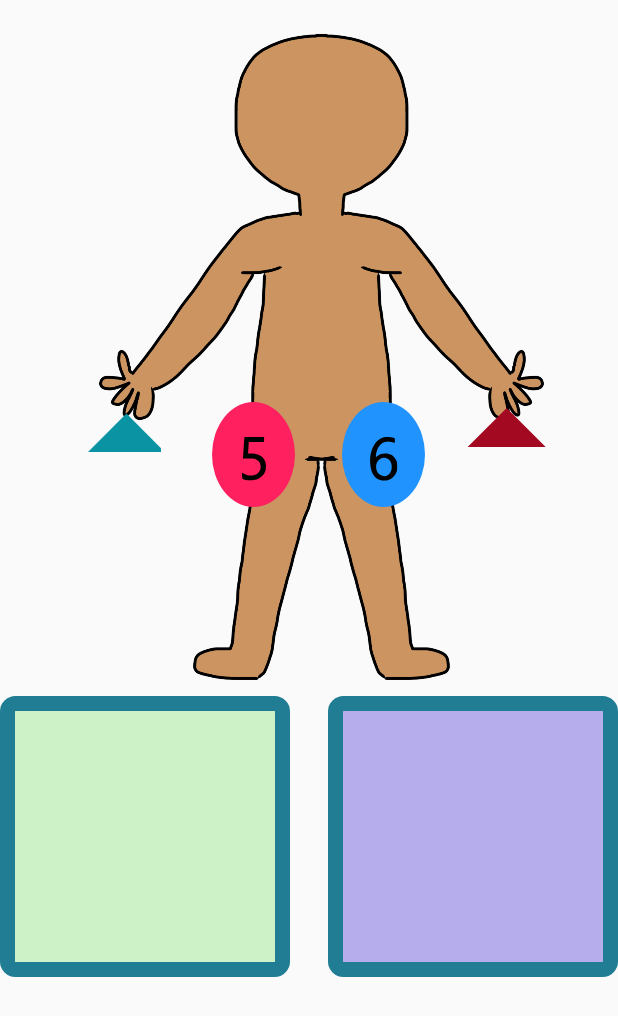
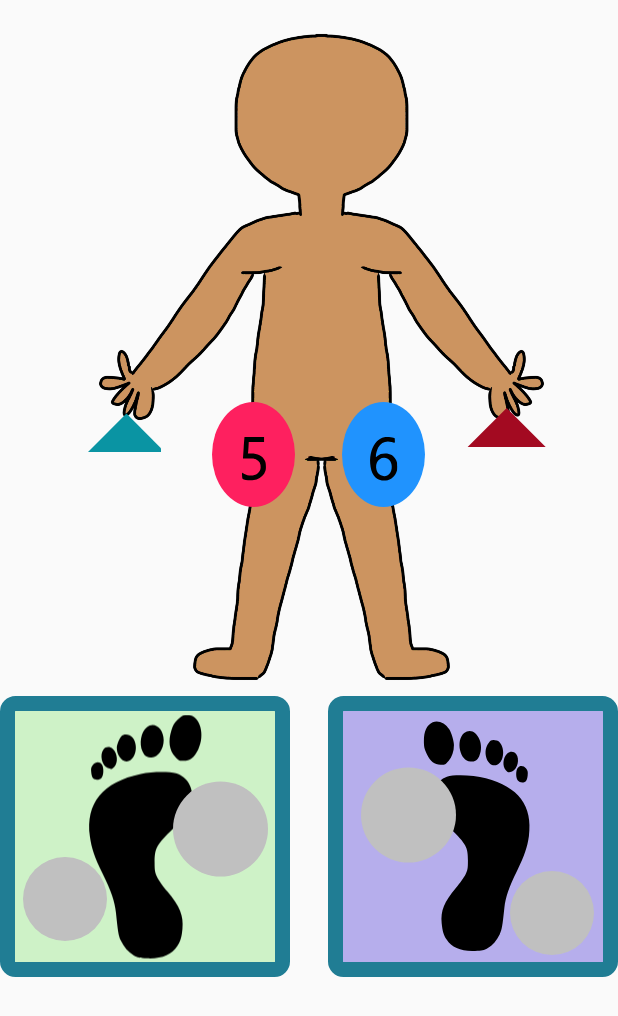
Before and after one commit to Toon-Van-Engeland/care-athon, an Android app: the screen it shows after launch (MainActivity), on a phone screen of 412 x 824 dp. Shown: the top 1016 px of the screen. Run offline under Robolectric (Android 15) with nearby library versions, the phone set to English and light mode, and no system bars; our stand-ins replace Firebase (no records; nobody signed in at launch, a user with empty details on screens opened directly); 2 statements that could not run were skipped.

Commit message:
added feets

```diff
--- /dev/null
+++ b/GKarate/app/src/main/res/drawable/circle.xml
@@ -0,0 +1,10 @@
+<?xml version="1.0" encoding="utf-8"?>
+<shape
+    xmlns:android="http://schemas.android.com/apk/res/android"
+    android:shape="oval">
+    <solid
+        android:color="#C0C0C0" />
+    <size
+        android:width="120dp"
+        android:height="120dp"/>
+</shape>
--- a/GKarate/app/src/main/res/layout/activity_main.xml
+++ b/GKarate/app/src/main/res/layout/activity_main.xml
@@ -156,5 +156,62 @@
         app:layout_constraintEnd_toEndOf="@+id/human_main"
         app:layout_constraintTop_toTopOf="parent"
         app:srcCompat="@drawable/triangle_right" />
+
+    <ImageView
+        android:id="@+id/feet_right"
+        android:layout_width="154dp"
+        android:layout_height="190dp"
+        app:layout_constraintBottom_toBottomOf="@+id/rightbox"
+        app:layout_constraintEnd_toEndOf="parent"
+        app:layout_constraintHorizontal_bias="0.564"
+        app:layout_constraintStart_toStartOf="@+id/rightbox"
+        app:layout_constraintTop_toTopOf="@+id/rightbox"
+        app:srcCompat="@drawable/ic_right_footprint" />
+
+    <ImageView
+        android:id="@+id/feet_right_index"
+        android:layout_width="56dp"
+        android:layout_height="81dp"
+        android:layout_marginTop="104dp"
+        android:layout_marginEnd="16dp"
+        app:layout_constraintEnd_toEndOf="@+id/rightbox"
+        app:layout_constraintTop_toTopOf="@+id/rightbox"
+        app:srcCompat="@drawable/circle" />
+
+    <ImageView
+        android:id="@+id/feet_left"
+        android:layout_width="163dp"
+        android:layout_height="164dp"
+        app:layout_constraintBottom_toBottomOf="@+id/leftbox"
+        app:layout_constraintEnd_toEndOf="@+id/leftbox"
+        app:layout_constraintStart_toStartOf="@+id/leftbox"
+        app:layout_constraintTop_toTopOf="@+id/leftbox"
+        app:srcCompat="@drawable/ic_left_footprint" />
+
+    <ImageView
+        android:id="@+id/feet_left_symbol"
+        android:layout_width="63dp"
+        android:layout_height="81dp"
+        android:layout_marginTop="36dp"
+        app:layout_constraintEnd_toEndOf="@+id/feet_left"
+        app:layout_constraintTop_toTopOf="@+id/feet_left"
+        app:srcCompat="@drawable/circle" />
+
+    <ImageView
+        android:id="@+id/feet_right_symbol"
+        android:layout_width="63dp"
+        android:layout_height="81dp"
+        android:layout_marginTop="40dp"
+        app:layout_constraintStart_toStartOf="@+id/feet_right"
+        app:layout_constraintTop_toTopOf="@+id/feet_right"
+        app:srcCompat="@drawable/circle" />
+
+    <ImageView
+        android:id="@+id/feet_left_index"
+        android:layout_width="56dp"
+        android:layout_height="81dp"
+        app:layout_constraintBottom_toBottomOf="@+id/feet_left"
+        app:layout_constraintStart_toStartOf="@+id/feet_left"
+        app:srcCompat="@drawable/circle" />
 </androidx.constraintlayout.widget.ConstraintLayout>
 </ScrollView>
```
